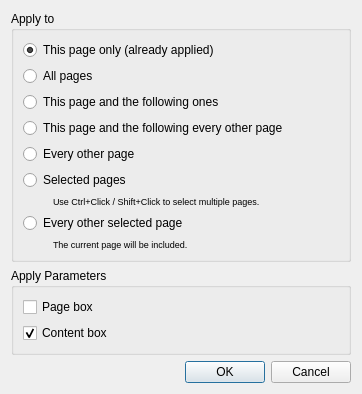
2ndmax/scantailor-ocr, file src/core/filters/select_content/ApplyDialog.ui: the form before one commit.
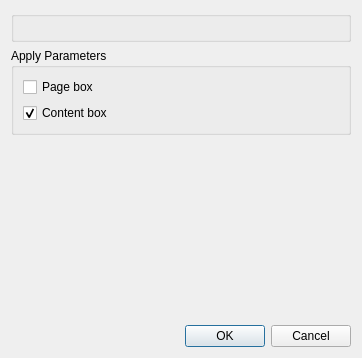
The form after the commit. Custom widgets are drawn as their Qt base class.

Commit message: Apply dialogs: one shared page choice with page counts

Diff of the .ui file:
```diff
--- a/src/core/filters/select_content/ApplyDialog.ui
+++ b/src/core/filters/select_content/ApplyDialog.ui
@@ -18,129 +18,7 @@
   </property>
   <layout class="QVBoxLayout" name="verticalLayout_7">
    <item>
-    <widget class="QGroupBox" name="groupBox">
-     <property name="title">
-      <string>Apply to</string>
-     </property>
-     <layout class="QVBoxLayout" name="verticalLayout_5">
-      <item>
-       <widget class="QRadioButton" name="thisPageOnlyRB">
-        <property name="text">
-         <string>This page only (already applied)</string>
-        </property>
-        <property name="checked">
-         <bool>true</bool>
-        </property>
-       </widget>
-      </item>
-      <item>
-       <widget class="QRadioButton" name="allPagesRB">
-        <property name="text">
-         <string>All pages</string>
-        </property>
-       </widget>
-      </item>
-      <item>
-       <widget class="QRadioButton" name="thisPageAndFollowersRB">
-        <property name="text">
-         <string>This page and the following ones</string>
-        </property>
-       </widget>
-      </item>
-      <item>
-       <widget class="QRadioButton" name="thisEveryOtherRB">
-        <property name="text">
-         <string extracomment="All odd or even pages, depending on the current page being odd or even.">This page and the following every other page</string>
-        </property>
-       </widget>
-      </item>
-      <item>
-       <widget class="QRadioButton" name="everyOtherRB">
-        <property name="text">
-         <string extracomment="All odd or even pages, depending on the current page being odd or even.">Every other page</string>
-        </property>
-       </widget>
-      </item>
-      <item>
-       <widget class="QRadioButton" name="selectedPagesRB">
-        <property name="text">
-         <string>Selected pages</string>
-        </property>
-       </widget>
-      </item>
-      <item>
-       <layout class="QHBoxLayout" name="horizontalLayout_3">
-        <item>
-         <spacer name="horizontalSpacer_6">
-          <property name="orientation">
-           <enum>Qt::Horizontal</enum>
-          </property>
-          <property name="sizeType">
-           <enum>QSizePolicy::Fixed</enum>
-          </property>
-          <property name="sizeHint" stdset="0">
-           <size>
-            <width>30</width>
-            <height>0</height>
-           </size>
-          </property>
-         </spacer>
-        </item>
-        <item>
-         <widget class="QLabel" name="selectedPagesHint">
-          <property name="font">
-           <font>
-            <pointsize>7</pointsize>
-           </font>
-          </property>
-          <property name="text">
-           <string>Use Ctrl+Click / Shift+Click to select multiple pages.</string>
-          </property>
-         </widget>
-        </item>
-       </layout>
-      </item>
-      <item>
-       <widget class="QRadioButton" name="everyOtherSelectedRB">
-        <property name="text">
-         <string>Every other selected page</string>
-        </property>
-       </widget>
-      </item>
-      <item>
-       <layout class="QHBoxLayout" name="horizontalLayout_5">
-        <item>
-         <spacer name="horizontalSpacer_5">
-          <property name="orientation">
-           <enum>Qt::Horizontal</enum>
-          </property>
-          <property name="sizeType">
-           <enum>QSizePolicy::Fixed</enum>
-          </property>
-          <property name="sizeHint" stdset="0">
-           <size>
-            <width>30</width>
-            <height>0</height>
-           </size>
-          </property>
-         </spacer>
-        </item>
-        <item>
-         <widget class="QLabel" name="everyOtherSelectedHint">
-          <property name="font">
-           <font>
-            <pointsize>7</pointsize>
-           </font>
-          </property>
-          <property name="text">
-           <string>The current page will be included.</string>
-          </property>
-         </widget>
-        </item>
-       </layout>
-      </item>
-     </layout>
-    </widget>
+    <widget class="PageScopeGroupBox" name="scopeGroupBox"/>
    </item>
    <item>
     <widget class="QGroupBox" name="optionsBox">
@@ -196,6 +74,13 @@
    </item>
   </layout>
  </widget>
+ <customwidgets>
+  <customwidget>
+   <class>PageScopeGroupBox</class>
+   <extends>QGroupBox</extends>
+   <header location="global">PageScopeGroupBox.h</header>
+  </customwidget>
+ </customwidgets>
  <resources/>
  <connections>
   <connection>
```
The commit also changes 38 other files.
